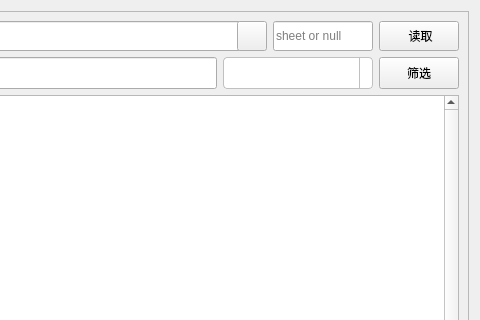
This is ui/excel_filter.ui in foxliu18/ICEHelper as Qt 5 draws it before an edit; both pictures show x 344 to 824 and y 0 to 320 of the 824 by 674 pixel window. The edited form follows.
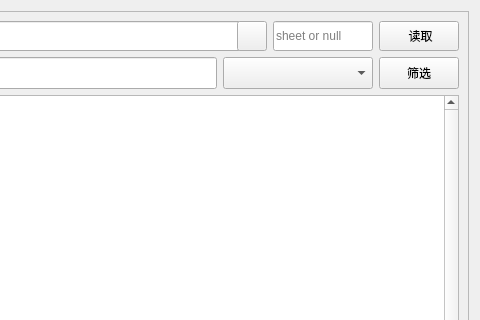
This is the edited form. Icons and pictures are not drawn.

Commit message: 修改样式

```diff
--- a/ui/excel_filter.ui
+++ b/ui/excel_filter.ui
@@ -175,42 +175,7 @@
            </size>
           </property>
           <property name="styleSheet">
-           <string notr="true">QComboBox {
-        border: 1px solid #c0c0c0;
-        border-radius: 4px;
-        padding: 3px 18px 3px 8px;
-        background: white;
-        selection-background-color: #0078d7;
-    }
-QComboBox::drop-down {
-       	subcontrol-origin: padding;
-    		subcontrol-position: top right;
-    		width: 12px;
-    		border-left: 1px solid #c0c0c0;
-}
-QComboBox::down-arrow {
-        image: url(res/img/combobox_on.svg);  
-}
-/* 下拉列表样式 */
-QComboBox QAbstractItemView {
-    border: 1px solid #c0c0c0;
-    background: white;
-    selection-background-color: #0078d7;  /* 选中项背景色 */
-    selection-color: white;  /* 选中项文字颜色 */
-    outline: 0;  /* 移除焦点虚线框 */
-    min-width: 150px;  /* 最小宽度 */
-}
-
-/* 下拉列表中的项 */
-QComboBox QAbstractItemView::item {
-    padding: 4px 8px;
-    height: 20px;
-}
-
-/* 下拉列表中的项 - 悬停状态 */
-QComboBox QAbstractItemView::item:hover {
-    background-color: #e0e0e0;
-}</string>
+           <string notr="true"/>
           </property>
          </widget>
         </item>
```
The commit also changes 2 other files.
